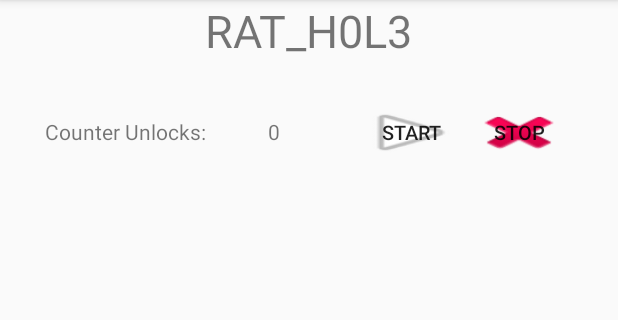
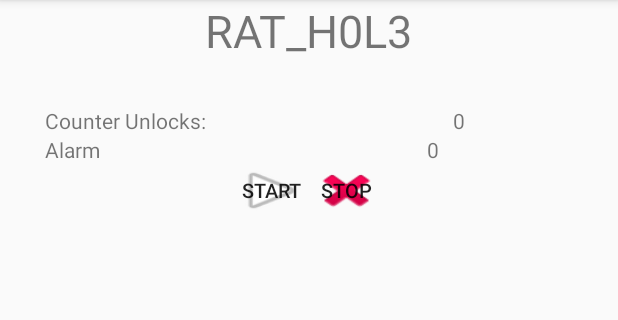
Before and after one commit to choringa/rathole, an Android app: the screen it shows after launch (RatHoleMainActivity), on a phone screen of 412 x 824 dp, the part 84-404 px from its top. Run offline under Robolectric (Android 15) with nearby library versions, the phone set to English and light mode, and no system bars.

Commit message:
cambios graficos minimos y funciona el servicio con alarma

```diff
--- a/app/src/main/java/co/com/indi/rathole/rathole/RatHoleMainActivity.java
+++ b/app/src/main/java/co/com/indi/rathole/rathole/RatHoleMainActivity.java
@@ -15,8 +15,8 @@ public class RatHoleMainActivity extends AppCompatActivity implements View.OnCli
         super.onCreate(savedInstanceState);
         setContentView(R.layout.activity_rat_hole_main);
 
-        counterStart = findViewById(R.id.main_activity_counter_btn_start);
-        counterStop = findViewById(R.id.main_activity_counter_btn_stop);
+        counterStart = findViewById(R.id.main_activity_service_btn_start);
+        counterStop = findViewById(R.id.main_activity_service_btn_stop);
 
         counterStart.setOnClickListener(this);
         counterStop.setOnClickListener(this);
--- a/app/src/main/res/layout/activity_rat_hole_main.xml
+++ b/app/src/main/res/layout/activity_rat_hole_main.xml
@@ -10,9 +10,9 @@
         android:id="@+id/main_activity_title"
         android:layout_width="wrap_content"
         android:layout_height="wrap_content"
+        android:layout_centerHorizontal="true"
         android:text="RAT_H0L3"
-        android:textSize="30sp"
-        android:layout_centerHorizontal="true"/>
+        android:textSize="30sp" />
 
     <LinearLayout
         android:id="@+id/main_activity_option_linear_layout"
@@ -21,42 +21,77 @@
         android:layout_below="@+id/main_activity_title"
         android:layout_marginEnd="30dp"
         android:layout_marginStart="30dp"
-        android:layout_marginTop="30dp">
+        android:layout_marginTop="30dp"
+        android:orientation="vertical">
+
         <LinearLayout
             android:layout_width="match_parent"
             android:layout_height="wrap_content"
             android:orientation="horizontal">
+
             <TextView
-            android:layout_weight="2"
                 android:layout_width="wrap_content"
                 android:layout_height="wrap_content"
                 android:layout_marginEnd="10dp"
-            android:text="Counter Unlocks:"/>
+                android:layout_weight="2"
+                android:text="Counter Unlocks:" />
+
             <TextView
                 android:id="@+id/main_activity_counter_tv"
-            android:layout_weight="2"
                 android:layout_width="wrap_content"
                 android:layout_height="wrap_content"
                 android:layout_marginEnd="20dp"
-            android:text="0"/>
+                android:layout_weight="2"
+                android:gravity="center"
+                android:text="0" />
+
+        </LinearLayout>
+
+        <LinearLayout
+            android:layout_width="match_parent"
+            android:layout_height="wrap_content"
+            android:orientation="horizontal">
+
+            <TextView
+                android:layout_width="wrap_content"
+                android:layout_height="wrap_content"
+                android:layout_marginEnd="10dp"
+                android:layout_weight="2"
+                android:text="Alarm" />
+
+            <TextView
+                android:id="@+id/main_activity_alarm_radio_btn"
+                android:layout_width="wrap_content"
+                android:layout_height="wrap_content"
+                android:layout_marginEnd="20dp"
+                android:layout_weight="2"
+                android:gravity="center"
+                android:text="0" />
+
+        </LinearLayout>
+
+        <LinearLayout
+            android:id="@+id/main_activity_services_buttons"
+            android:layout_width="match_parent"
+            android:layout_height="wrap_content"
+            android:gravity="center"
+            android:orientation="horizontal">
 
             <Button
-            android:id="@+id/main_activity_counter_btn_start"
-            android:layout_weight="2"
-            android:layout_width="40dp"
+                android:id="@+id/main_activity_service_btn_start"
+                android:layout_width="50dp"
                 android:layout_height="35dp"
-            android:textSize="13sp"
                 android:background="@android:drawable/ic_media_play"
-            android:text="Start"/>
+                android:text="Start"
+                android:textSize="13sp" />
 
             <Button
-            android:id="@+id/main_activity_counter_btn_stop"
-            android:layout_weight="2"
-            android:layout_width="40dp"
+                android:id="@+id/main_activity_service_btn_stop"
+                android:layout_width="50dp"
                 android:layout_height="35dp"
-            android:textSize="13sp"
                 android:background="@android:drawable/ic_delete"
-            android:text="Stop"/>
+                android:text="Stop"
+                android:textSize="13sp" />
         </LinearLayout>
 
     </LinearLayout>
```
Also changed, not shown: app/src/main/java/co/com/indi/rathole/rathole/PhoneUnlockReceiver.java (added, +25 -0 lines), app/src/main/java/co/com/indi/rathole/rathole/RatHoleService.java (+38 -21 lines). Lines whose indentation alone changed are shown as unchanged.
